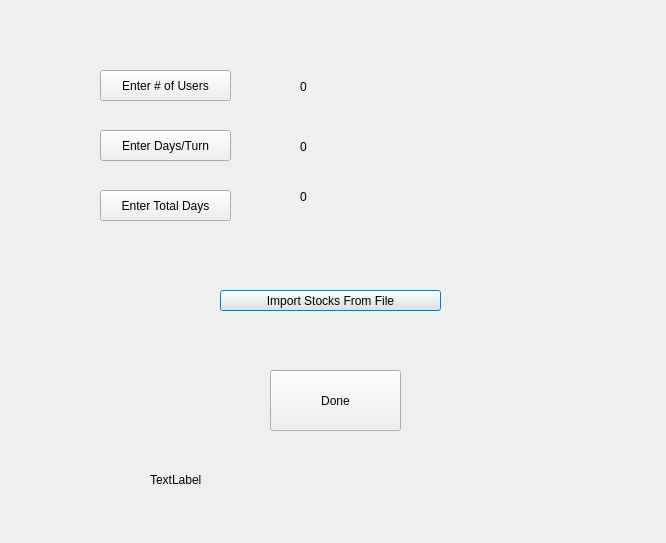
This is newgamefilemanager.ui in srikoushik3/StockMarketGame as Qt 5 draws it before an edit. The edited form follows.
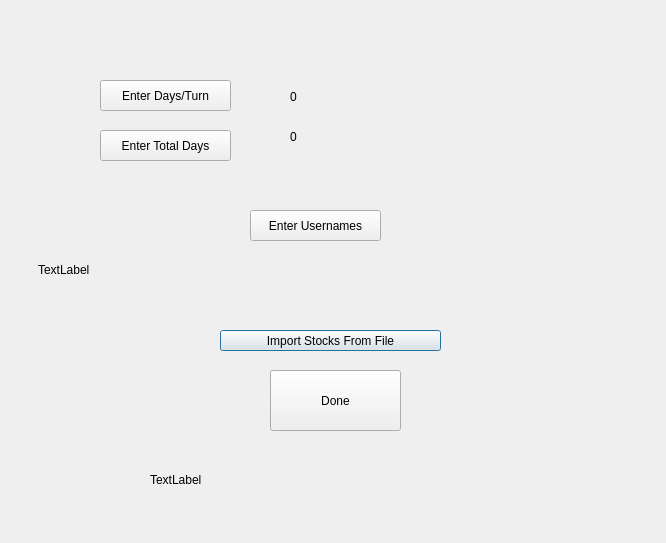
This is the edited form.

Diff of the .ui file:
```diff
--- a/newgamefilemanager.ui
+++ b/newgamefilemanager.ui
@@ -17,7 +17,7 @@
    <property name="geometry">
     <rect>
      <x>220</x>
-     <y>290</y>
+     <y>330</y>
      <width>221</width>
      <height>21</height>
     </rect>
@@ -26,37 +26,11 @@
     <string>Import Stocks From File</string>
    </property>
   </widget>
-  <widget class="QPushButton" name="numUsersBtn">
-   <property name="geometry">
-    <rect>
-     <x>100</x>
-     <y>70</y>
-     <width>131</width>
-     <height>31</height>
-    </rect>
-   </property>
-   <property name="text">
-    <string>Enter # of Users</string>
-   </property>
-  </widget>
-  <widget class="QLabel" name="numUsersLbl">
-   <property name="geometry">
-    <rect>
-     <x>300</x>
-     <y>80</y>
-     <width>59</width>
-     <height>14</height>
-    </rect>
-   </property>
-   <property name="text">
-    <string>0</string>
-   </property>
-  </widget>
   <widget class="QPushButton" name="daysPerTurnBtn">
    <property name="geometry">
     <rect>
      <x>100</x>
-     <y>130</y>
+     <y>80</y>
      <width>131</width>
      <height>31</height>
     </rect>
@@ -68,8 +42,8 @@
   <widget class="QLabel" name="daysLbl">
    <property name="geometry">
     <rect>
-     <x>300</x>
-     <y>140</y>
+     <x>290</x>
+     <y>90</y>
      <width>59</width>
      <height>14</height>
     </rect>
@@ -82,7 +56,7 @@
    <property name="geometry">
     <rect>
      <x>100</x>
-     <y>190</y>
+     <y>130</y>
      <width>131</width>
      <height>31</height>
     </rect>
@@ -94,8 +68,8 @@
   <widget class="QLabel" name="totalDaysLbl">
    <property name="geometry">
     <rect>
-     <x>300</x>
-     <y>190</y>
+     <x>290</x>
+     <y>130</y>
      <width>59</width>
      <height>14</height>
     </rect>
@@ -130,6 +104,32 @@
     <string>TextLabel</string>
    </property>
   </widget>
+  <widget class="QPushButton" name="usernameBtn">
+   <property name="geometry">
+    <rect>
+     <x>250</x>
+     <y>210</y>
+     <width>131</width>
+     <height>31</height>
+    </rect>
+   </property>
+   <property name="text">
+    <string>Enter Usernames</string>
+   </property>
+  </widget>
+  <widget class="QLabel" name="usernameLbl">
+   <property name="geometry">
+    <rect>
+     <x>38</x>
+     <y>260</y>
+     <width>601</width>
+     <height>20</height>
+    </rect>
+   </property>
+   <property name="text">
+    <string>TextLabel</string>
+   </property>
+  </widget>
  </widget>
  <resources/>
  <connections/>
```
